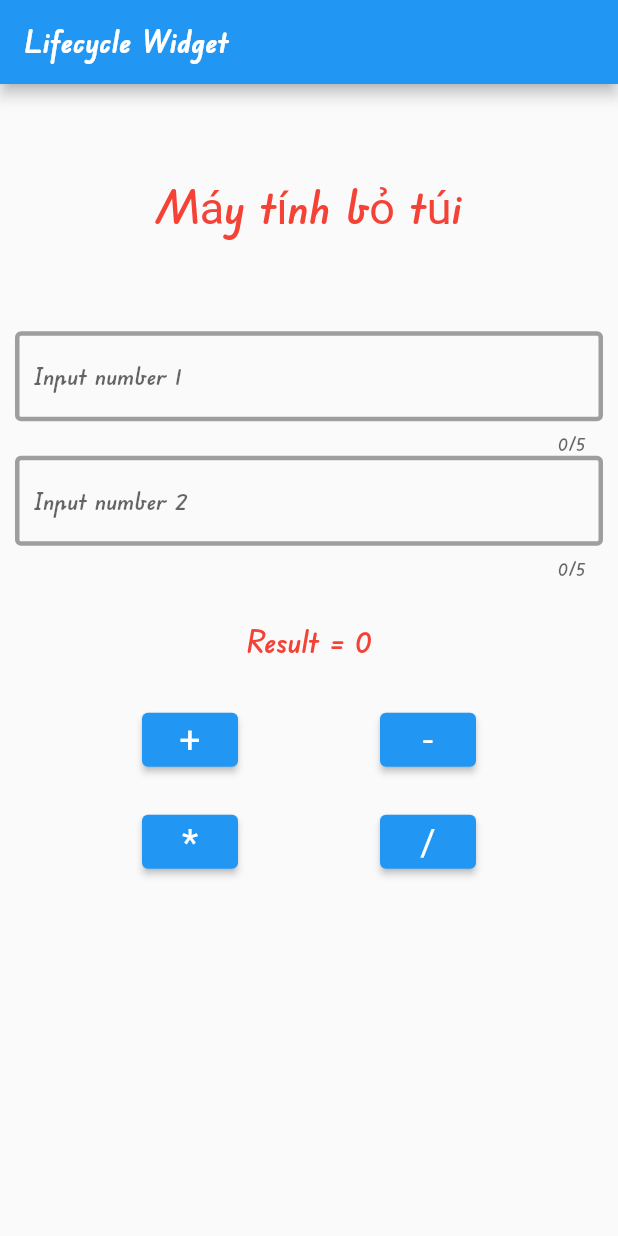
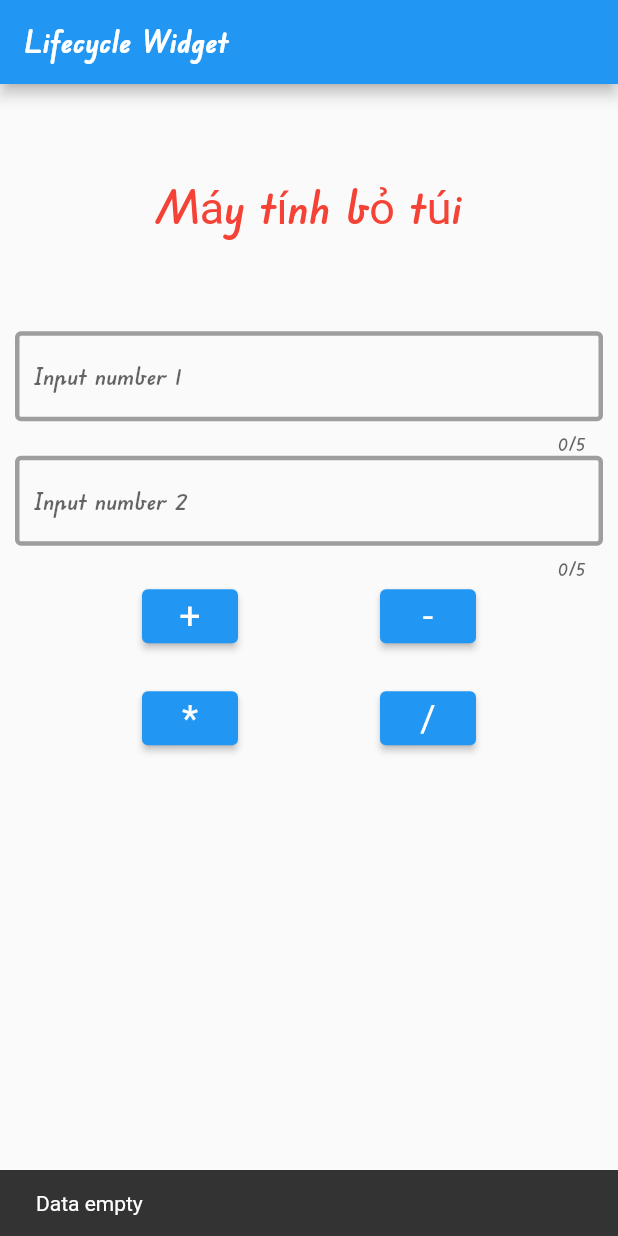
Before and after one commit to phamtanphat/flutter_widget_06072022, a Flutter app: the screen it shows after launch, after a tap on an icon or button, on a phone screen of 412 x 824 dp. Run offline on Flutter 3.47's test engine with Material 2 defaults, Android fonts, the phone set to English and light mode, and no system bars.

Commit message:
refactor code

```diff
--- a/lib/lifecycle_widget.dart
+++ b/lib/lifecycle_widget.dart
@@ -11,6 +11,7 @@ class LifecycleWidget extends StatefulWidget {
 class _LifecycleWidgetState extends State<LifecycleWidget> {
   TextEditingController textControllerNumber1 = TextEditingController();
   TextEditingController textControllerNumber2 = TextEditingController();
+  var result;
 
   /**
    * Event Click Button Plus
@@ -18,9 +19,16 @@ class _LifecycleWidgetState extends State<LifecycleWidget> {
   void onPressButtonPlus() {
     var textNumber1 = textControllerNumber1.text;
     var textNumber2 = textControllerNumber2.text;
-    if (textNumber1.isNotEmpty && textNumber2.isNotEmpty) {
-
-    }
+    setState(() {
+      if (textNumber1.isEmpty || textNumber2.isEmpty) {
+        ScaffoldMessenger.of(context).showSnackBar(SnackBar(content: Text("Data empty")));
+        result = null;
+        return;
+      }
+      setState(() {
+        result = int.parse(textNumber1) + int.parse(textNumber2);
+      });
+    });
   }
 
   /**
@@ -85,9 +93,10 @@ class _LifecycleWidgetState extends State<LifecycleWidget> {
                   ),
                   Flexible(
                       flex: 1,
-                      child: Container(
+                      child: Visibility(
+                        visible: result != null,
                         child: Center(
-                            child: Text("Result = 0", style: TextStyle(color: Colors.red, fontSize: 20))
+                            child: Text("Result = $result", style: TextStyle(color: Colors.red, fontSize: 20))
                         ),
                       )
                   ),
```
